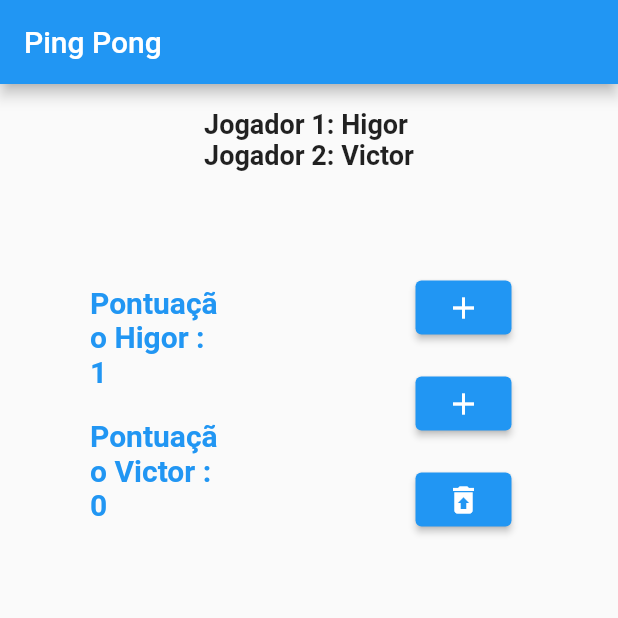
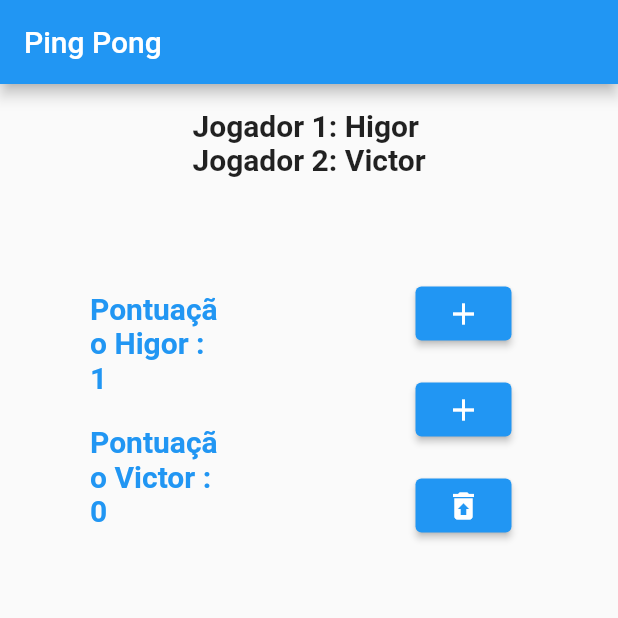
Before and after one commit to higorhbs/AndroidStudioProjects, a Flutter app: the screen it shows after launch, after a tap on "Higor", after a tap on "Victor", after a tap on the "add" icon, on a phone screen of 412 x 824 dp, the top half of it. Run offline on Flutter 3.47's test engine with Material 2 defaults, Android fonts, the phone set to English and light mode, and no system bars.

Commit message:
alterações

```diff
--- a/pingpong/lib/jogo.dart
+++ b/pingpong/lib/jogo.dart
@@ -21,6 +21,7 @@ class _JogoState extends State<Jogo> {
         _pontuacao1++;
       } else {
         _pontuacao1 = 0;
+        _pontuacao2 = 0;
       }
     });
   }
@@ -31,6 +32,7 @@ class _JogoState extends State<Jogo> {
         _pontuacao2++;
       } else {
         _pontuacao2 = 0;
+        _pontuacao1 = 0;
       }
     });
   }
--- a/pingpong/lib/main.dart
+++ b/pingpong/lib/main.dart
@@ -51,7 +51,7 @@ class _PerguntaAppState extends State<PerguntaApp> {
               padding: EdgeInsets.all(16),
               child: Text(
                 'Jogador 1: $_jogador1\nJogador 2: $_jogador2',
-                style: TextStyle(fontSize: 18, fontWeight: FontWeight.bold),
+                style: TextStyle(fontSize: 20, fontWeight: FontWeight.bold),
               ),
             ),
             temPerguntaSelecionada
```
